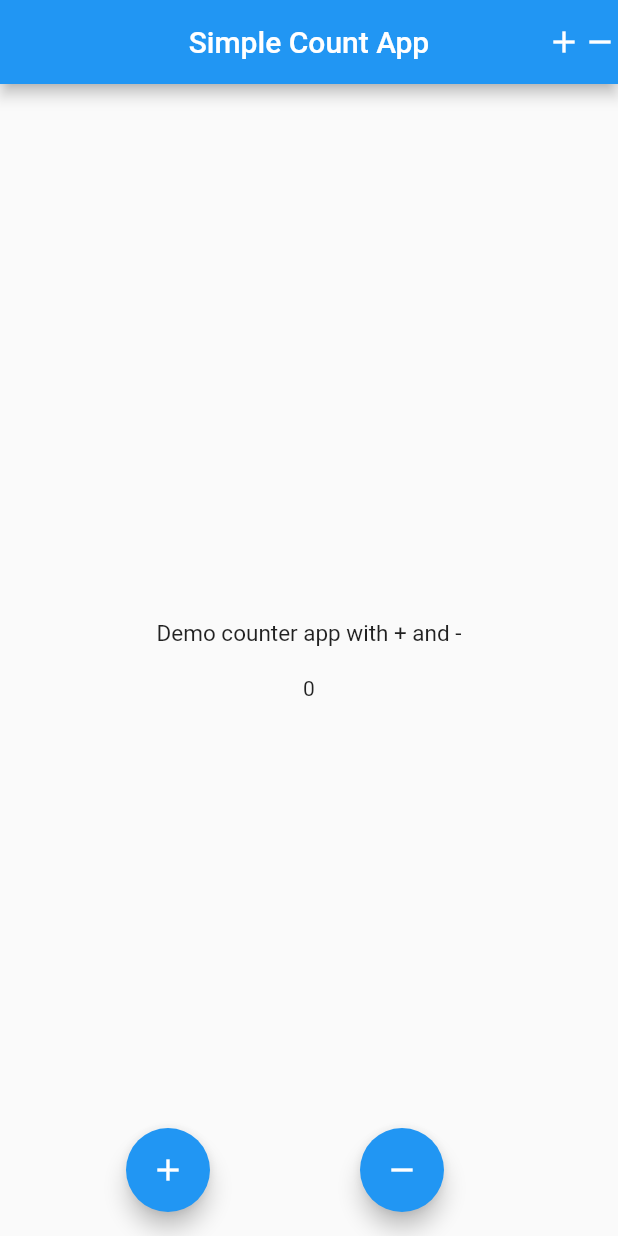
After one commit to surajadkhari/fluttertuotial-gca-, a Flutter app: the screen it shows after launch, after a tap on the "add" icon, after a tap on the "remove" icon, on a phone screen of 412 x 824 dp. The commit adds this screen. Run offline on Flutter 3.47's test engine with Material 2 defaults, Android fonts, the phone set to English and light mode, and no system bars; network calls fail.

Commit message:
Simple Count App

```diff
--- a/lib/main.dart
+++ b/lib/main.dart
@@ -1,5 +1,6 @@
 import 'package:flutter/material.dart';
+import 'package:flutterGCA/screens/calculator.dart';
 import 'package:flutterGCA/screens/home.dart';
 
-void main() =>
-    runApp(MaterialApp(debugShowCheckedModeBanner: false, home: Homepage()));
+void main() => runApp(
+    MaterialApp(debugShowCheckedModeBanner: false, home: CalulatorBuilder()));
--- /dev/null
+++ b/lib/screens/calculator.dart
@@ -0,0 +1,94 @@
+import 'package:flutter/material.dart';
+import 'package:flutter/widgets.dart';
+
+class CalulatorBuilder extends StatefulWidget {
+  @override
+  _CalulatorBuilderState createState() => _CalulatorBuilderState();
+}
+
+class _CalulatorBuilderState extends State<CalulatorBuilder> {
+  var countValue = 0;
+  @override
+  Widget build(BuildContext context) {
+    return Scaffold(
+      appBar: appBarBuilder(),
+      body: _bodyBuilder(),
+
+      //{Refactor}
+      // floatingActionButton: FloatingActionButton(
+      //   backgroundColor: Colors.red,
+      //   onPressed: () {
+      //     _increament();
+      //   },
+      //   child: Icon(
+      //     Icons.add,
+      //     size: 25,
+      //     color: Colors.white,
+      //   ),
+      // ),
+      floatingActionButton: _buttonAction(),
+    );
+  }
+
+  Widget _buttonAction() {
+    return Row(
+      mainAxisAlignment: MainAxisAlignment.spaceEvenly,
+      children: [
+        _floatingButtonBuilder(() {
+          _increament();
+        }, Icon(Icons.add)),
+        _floatingButtonBuilder(() {
+          _decreament();
+        }, Icon(Icons.remove))
+      ],
+    );
+  }
+
+  //ButtonBuilder method
+  Widget _floatingButtonBuilder(Function onpressed, Widget child) {
+    return FloatingActionButton(child: child, onPressed: onpressed);
+  }
+
+  //method for incremanet and decremenr
+  _increament() {
+    setState(() {
+      countValue++;
+    });
+  }
+
+  _decreament() {
+    setState(() {
+      countValue--;
+    });
+  }
+
+//bodyBuildermethod
+  Widget _bodyBuilder() {
+    return Center(
+      child: Ink(
+        color: Colors.transparent,
+        child: Column(
+          mainAxisSize: MainAxisSize.min,
+          children: [
+            Text('Demo counter app with + and -',
+                style: TextStyle(fontSize: 15)),
+            SizedBox(
+              height: 20,
+            ),
+            Text('$countValue')
+          ],
+        ),
+      ),
+    );
+  }
+
+//Appbar <Method>
+  Widget appBarBuilder() {
+    return AppBar(
+      title: Text("Simple Count App",
+          style: TextStyle(fontWeight: FontWeight.w500)),
+      centerTitle: true,
+      actions: [Icon(Icons.add), Icon(Icons.remove)],
+    );
+  }
+}
```
Also changed, not shown: lib/screens/counter.dart (added, +98 -0 lines).
